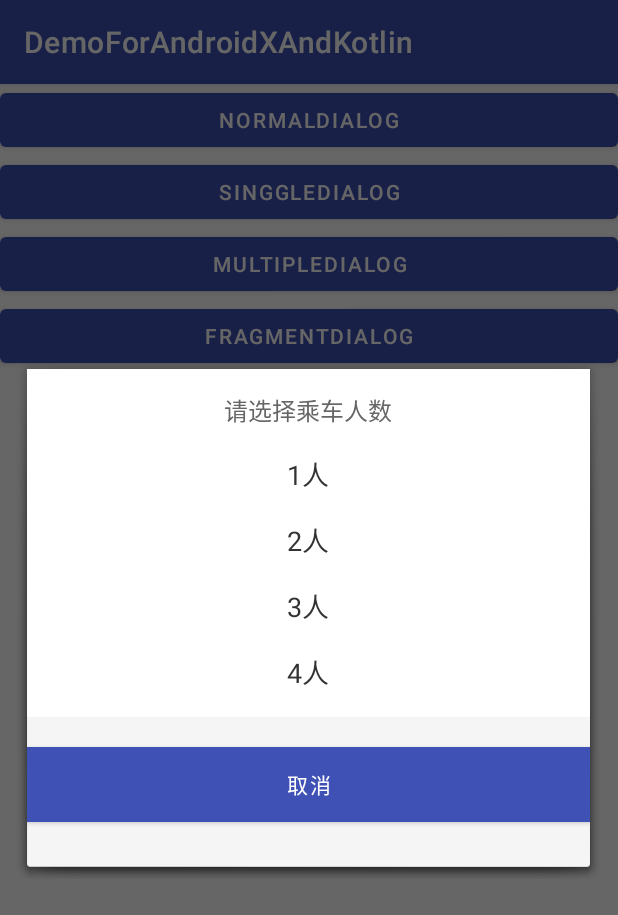
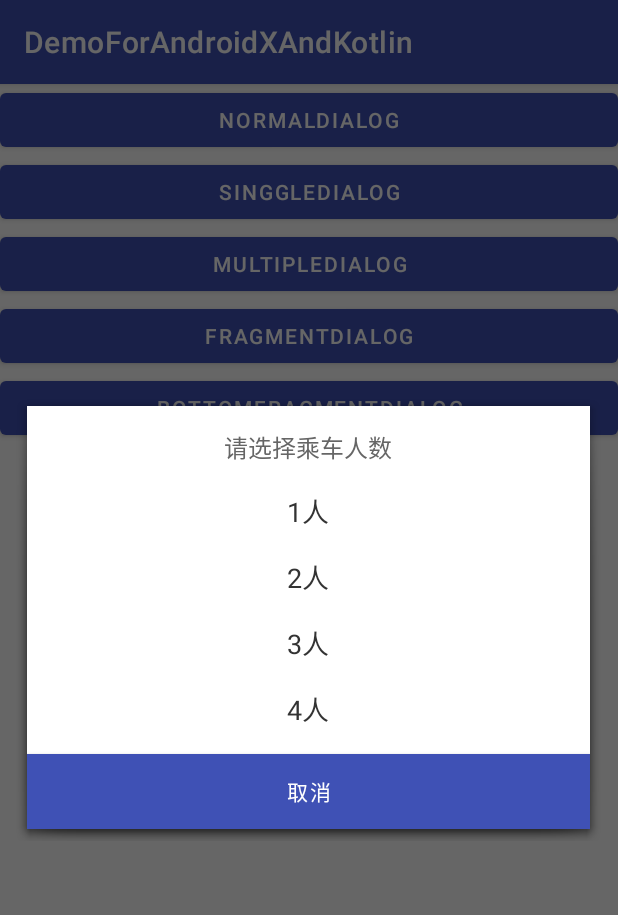
Before and after one commit to sunheihei/DemoForAndroidxAndKotlin, an Android app: the DialogDemoActivity screen opened directly, with no data from a screen before it, after a tap on "FRAGMENTDIALOG", on a phone screen of 412 x 824 dp. Shown: the top 915 px of the screen. Run offline under Robolectric (Android 15) with nearby library versions, the phone set to English and light mode, and no system bars; Roboto replaces fonts that are not available here.

Commit message:
提交BottomsheetDialog

```diff
--- a/app/src/main/java/com/sunexample/demoforandroidxandkotlin/Dialog/DialogDemoActivity.kt
+++ b/app/src/main/java/com/sunexample/demoforandroidxandkotlin/Dialog/DialogDemoActivity.kt
@@ -28,6 +28,9 @@ class DialogDemoActivity : AppCompatActivity() {
 
         fragment_dialog.setOnClickListener {
             FragmentDialog(this)
+        }
+        bottom_fragment_dialog.setOnClickListener {
+            BottomDialogFraDemo.Instance().show(supportFragmentManager, "dialogdemo")
         }
 
     }
@@ -100,7 +103,7 @@ class DialogDemoActivity : AppCompatActivity() {
      * FragmentDialog
      */
     fun FragmentDialog(context: Context) {
-        DialogFraDemo.Instance().show(supportFragmentManager,"dialogdemo")
+        DialogFraDemo.Instance().show(supportFragmentManager, "dialogdemo")
     }
 
 }
--- a/app/src/main/res/layout/activity_dialog_demo.xml
+++ b/app/src/main/res/layout/activity_dialog_demo.xml
@@ -33,7 +33,11 @@
         android:layout_height="wrap_content"
         android:text="FragmentDialog" />
 
-
+    <Button
+        android:id="@+id/bottom_fragment_dialog"
+        android:layout_width="match_parent"
+        android:layout_height="wrap_content"
+        android:text="BottomFragmentDialog" />
 
 
 </LinearLayout>
--- a/app/src/main/res/layout/fragment_dialog.xml
+++ b/app/src/main/res/layout/fragment_dialog.xml
@@ -64,10 +64,8 @@
 
     <Button
         android:id="@+id/btn_cancel"
-        android:layout_marginTop="20dp"
         android:layout_width="match_parent"
         android:layout_height="50dp"
-        android:layout_marginBottom="30dp"
         android:background="@color/white"
         android:text="取消" />
 </LinearLayout>
```
Also changed, not shown: app/src/main/java/com/sunexample/demoforandroidxandkotlin/Dialog/BottomDialogFraDemo.kt (added, +51 -0 lines).
